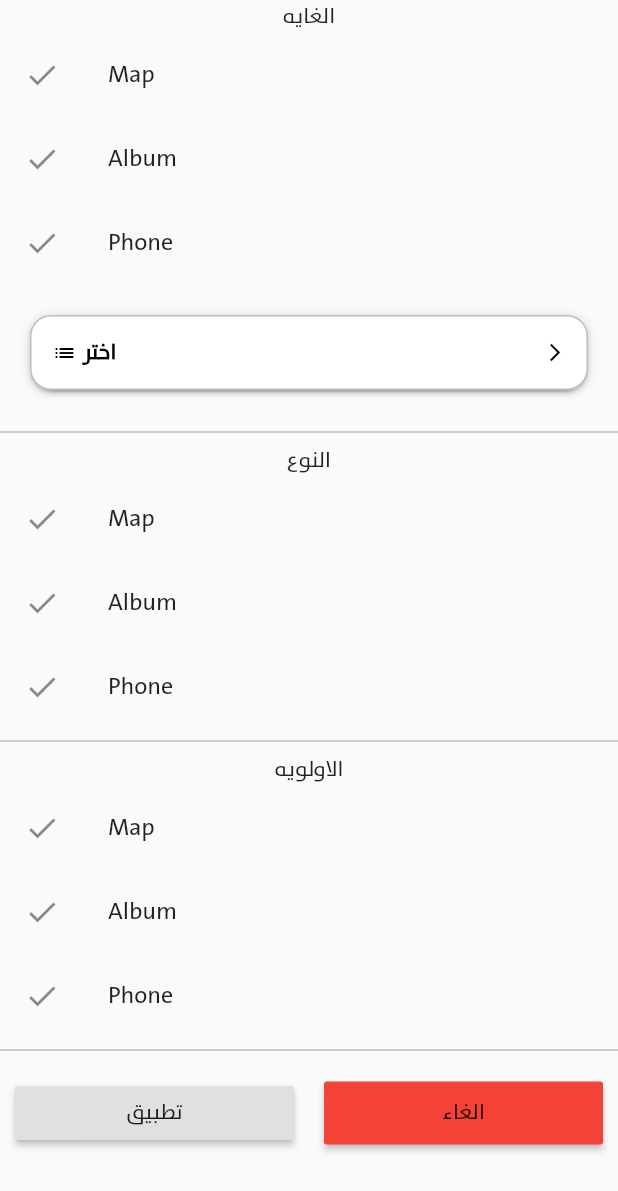
After one commit to ahmedhegazydev/cts-flutter, a Flutter app: the FilterSlidePage screen opened by its route, on a phone screen of 412 x 824 dp. The commit adds this screen. Shown: the top 1191 px of the screen. Run offline on Flutter 3.47's test engine with Material 2 defaults, Android fonts, the phone set to English and light mode, and no system bars; drawn by our look-alikes of dropdown_button2; our stand-ins replace contained_tab_bar_view, dio, flutter_colorpicker, flutter_typeahead, get, get_storage and 1 more; missing offline and left inert: encrypt, flutter_sound_lite; accounts and stored records are empty; network calls fail.

Commit message:
working on filter screen

```diff
--- a/lib/main.dart
+++ b/lib/main.dart
@@ -1,5 +1,6 @@
 
 import 'package:cts/screens/Login_page.dart';
+import 'package:cts/screens/filter/FilterSideScreen.dart';
 import 'package:flutter/material.dart';
 import 'package:get/get.dart';
 import 'package:get_storage/get_storage.dart';
@@ -85,6 +86,9 @@ class MyApp extends StatelessWidget {
           ,       //SearchPage
           GetPage(name: "/Landing",//SearchPage(),// LandingPage()
               page: () => LandingPage(),
+              transition: Transition.rightToLeft),
+          GetPage(name: "/Filter",//
+              page: () => FilterSlidePage(),
               transition: Transition.rightToLeft)
           ,
           GetPage(name: "/InboxPage",
--- /dev/null
+++ b/lib/screens/filter/FilterSideScreen.dart
@@ -0,0 +1,254 @@
+import 'package:flutter/material.dart';
+import 'package:flutter_colorpicker/flutter_colorpicker.dart';
+import 'package:get/get.dart';
+
+import '../../controllers/filter/filter_controller.dart';
+import 'package:dropdown_button2/dropdown_button2.dart';
+
+class FilterSlidePage extends GetWidget<FilterController> {
+  @override
+  Widget build(BuildContext context) {
+    List<String> images1 = [
+      "assets/images/icons8-checked-64.png",
+      "assets/images/icons8-checked-64.png",
+      "assets/images/icons8-checked-64.png",
+      "assets/images/icons8-checked-64.png",
+    ];
+
+    List<String> texts1 = [
+      "للعلم والاطلاع",
+      "لاجراء اللازم",
+      "للافاده",
+      "للتوجيه",
+    ];
+    final List<String> items = [
+      'Item1',
+      'Item2',
+      'Item3',
+      'Item4',
+      'Item5',
+      'Item6',
+      'Item7',
+      'Item8',
+    ];
+    String? selectedValue;
+
+    return Scaffold(
+        body: Container(
+      child: SingleChildScrollView(
+        child: Column(
+          children: <Widget>[
+            Text('الغايه'),
+            ListView(
+              shrinkWrap: true,
+              physics: NeverScrollableScrollPhysics(),
+              children: <Widget>[
+                ListTile(
+                  // leading: Icon(Icons.map),
+                  leading: Icon(Icons.check),
+                  title: Text('Map'),
+                ),
+                ListTile(
+                  leading: Icon(Icons.check),
+                  title: Text('Album'),
+                ),
+                ListTile(
+                  // leading: Icon(Icons.phone),
+                  leading: Icon(Icons.check),
+                  title: Text('Phone'),
+                ),
+              ],
+            ),
+            Container(
+              // height: 5,
+              width: double.infinity,
+              padding: const EdgeInsets.all(20),
+              // color: Colors.blue[800],
+              child: DropdownButtonHideUnderline(
+                child: DropdownButton2(
+                  isExpanded: true,
+                  hint: Row(
+                    children: const [
+                      Icon(
+                        Icons.list,
+                        size: 16,
+                        // color: Colors.yellow,
+                        color: Colors.black,
+                      ),
+                      SizedBox(
+                        width: 4,
+                      ),
+                      Expanded(
+                        child: Text(
+                          'اختر',
+                          style: TextStyle(
+                            fontSize: 14,
+                            fontWeight: FontWeight.bold,
+                            // color: Colors.yellow,
+                            color: Colors.black,
+                          ),
+                          overflow: TextOverflow.ellipsis,
+                        ),
+                      ),
+                    ],
+                  ),
+                  items: items
+                      .map((item) => DropdownMenuItem<String>(
+                            value: item,
+                            child: Text(
+                              item,
+                              style: const TextStyle(
+                                fontSize: 14,
+                                fontWeight: FontWeight.bold,
+                                // color: Colors.white,
+                                color: Colors.black,
+                              ),
+                              overflow: TextOverflow.ellipsis,
+                            ),
+                          ))
+                      .toList(),
+                  value: selectedValue,
+                  onChanged: (value) {
+                    // setState(() {
+                    //   selectedValue = value as String;
+                    // });
+                  },
+                  icon: const Icon(
+                    Icons.arrow_forward_ios_outlined,
+                  ),
+                  iconSize: 14,
+                  // iconEnabledColor: Colors.yellow,
+                  iconEnabledColor: Colors.black,
+                  iconDisabledColor: Colors.grey,
+                  buttonHeight: 50,
+                  buttonWidth: 160,
+                  buttonPadding: const EdgeInsets.only(left: 14, right: 14),
+                  buttonDecoration: BoxDecoration(
+                    borderRadius: BorderRadius.circular(14),
+                    border: Border.all(
+                      color: Colors.black26,
+                    ),
+                    // color: Colors.redAccent,
+                    color: Colors.white,
+                  ),
+                  buttonElevation: 2,
+                  itemHeight: 40,
+                  itemPadding: const EdgeInsets.only(left: 14, right: 14),
+                  dropdownMaxHeight: 200,
+                  dropdownWidth: 200,
+                  dropdownPadding: null,
+                  dropdownDecoration: BoxDecoration(
+                    borderRadius: BorderRadius.circular(14),
+                    // color: Colors.redAccent,
+                    // color: Colors.black,
+                    color: Colors.white,
+                  ),
+                  dropdownElevation: 8,
+                  scrollbarRadius: const Radius.circular(40),
+                  scrollbarThickness: 6,
+                  scrollbarAlwaysShow: true,
+                  offset: const Offset(-20, 0),
+                ),
+              ),
+            ),
+            new Divider(
+              // color: Colors.red,
+              color: Colors.grey,
+            ),
+
+
+
+            Text('النوع'),
+            ListView(
+              shrinkWrap: true,
+              physics: NeverScrollableScrollPhysics(),
+              children: <Widget>[
+                ListTile(
+                  // leading: Icon(Icons.map),
+                  leading: Icon(Icons.check),
+                  title: Text('Map'),
+                ),
+                ListTile(
+                  // leading: Icon(Icons.photo_album),
+                  leading: Icon(Icons.check),
+                  title: Text('Album'),
+                ),
+                ListTile(
+                  // leading: Icon(Icons.phone),
+                  leading: Icon(Icons.check),
+                  title: Text('Phone'),
+                ),
+              ],
+            ),
+            new Divider(
+              // color: Colors.red,
+              color: Colors.grey,
+            ),
+
+
+
+
+            Text('الاولويه'),
+            ListView(
+              shrinkWrap: true,
+              physics: NeverScrollableScrollPhysics(),
+              children: <Widget>[
+                ListTile(
+                  // leading: Icon(Icons.map),
+                  leading: Icon(Icons.check),
+                  title: Text('Map'),
+                ),
+                ListTile(
+                  // leading: Icon(Icons.photo_album),
+                  leading: Icon(Icons.check),
+                  title: Text('Album'),
+                ),
+                ListTile(
+                  // leading: Icon(Icons.phone),
+                  leading: Icon(Icons.check),
+                  title: Text('Phone'),
+                ),
+              ],
+            ),
+            new Divider(
+              // color: Colors.red,
+              color: Colors.grey,
+            ),
+            myLayoutWidget(),
+          ],
+        ),
+      ),
+    ));
+  }
+}
+
+Widget myLayoutWidget() {
+  return Container(
+    child: Row(
+      children: <Widget>[
+        Expanded(
+          child: Container(
+            padding: const EdgeInsets.all(10),
+            child: RaisedButton(
+              onPressed: () {},
+              child: Text(
+                "تطبيق",
+              ),
+            ),
+          ),
+        ),
+        Expanded(
+          child: Container(
+            padding: const EdgeInsets.all(10),
+            child: RaisedButton(
+              child: Text("الغاء"),
+              color: Colors.red,
+              onPressed: () {},
+              padding: const EdgeInsets.all(10),
+            ),
+          ),
+        )
+      ],
+    ),
+  );
+}
--- a/pubspec.yaml
+++ b/pubspec.yaml
@@ -23,11 +23,14 @@ dependencies:
   contained_tab_bar_view: ^0.8.0
   platform: ^3.1.0
   #syncfusion_flutter_pdfviewer: ^20.1.57-beta
+
   flutter_sound_lite: ^8.5.0
+
   permission_handler: ^9.2.0
   path_provider: ^2.0.9
   flutter_colorpicker: ^1.0.3
   flutter_typeahead: ^3.2.4
+  dropdown_button2: ^1.5.2
 
 
 dev_dependencies:
```
Also changed, not shown: lib/controllers/filter/filter_controller.dart (added, +100 -0 lines), lib/middleware/auth_middleware.dart (+7 -6 lines), lib/utility/settings_app.dart (+6 -1 lines), assets/images/icons8-checked-64.png (added), pubspec.lock, 6 other files.
